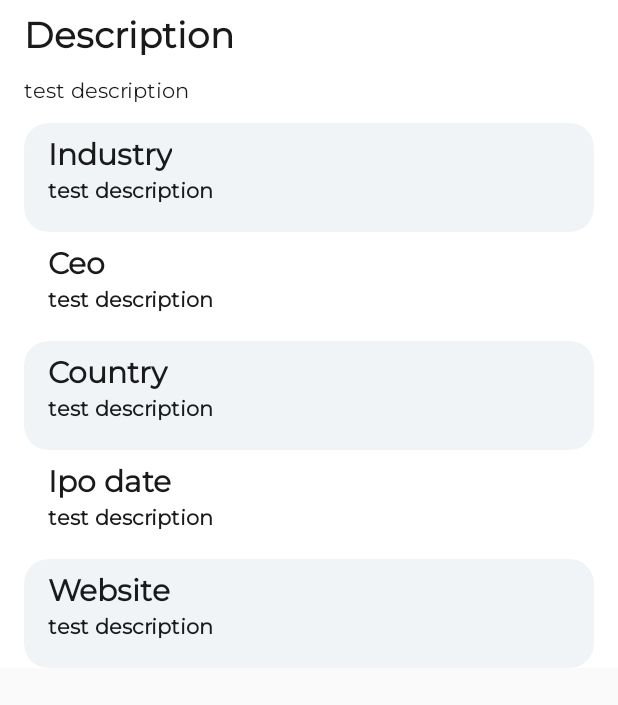
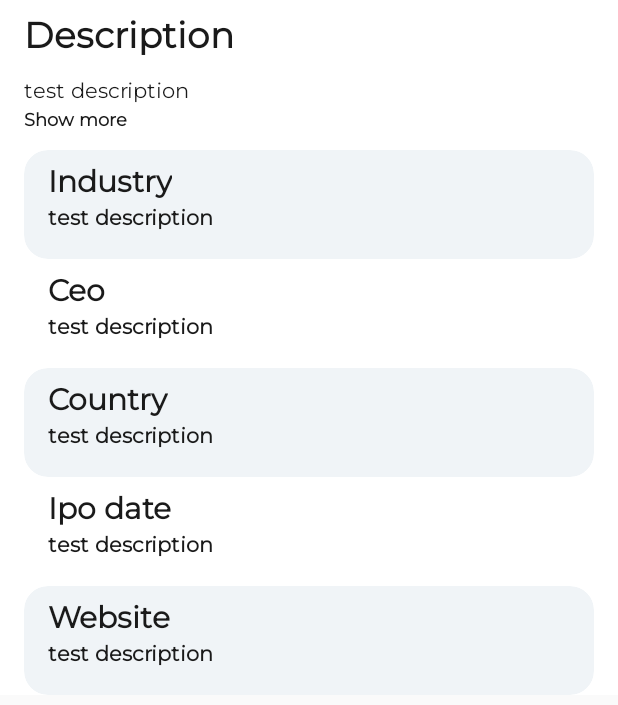
Before and after one commit to vetrov129/YandexTask, an Android app: the layout fragment_summary.xml on its own in the app's theme, with its tools: preview values and no code run, on a phone screen of 412 x 824 dp. Shown: the top 705 px of the screen. Run offline under Robolectric (Android 15) with nearby library versions, the phone set to English and light mode, and no system bars; network calls fail.

Commit message:
added show more in summary

```diff
--- a/app/src/main/res/layout/fragment_summary.xml
+++ b/app/src/main/res/layout/fragment_summary.xml
@@ -31,13 +31,27 @@
                 android:textFontWeight="500"
                 android:layout_marginTop="8dp"/>
 
+        <TextView
+                android:id="@+id/summaryShowMore"
+                android:layout_width="wrap_content"
+                android:layout_height="wrap_content"
+                android:fontFamily="@font/montserrat"
+                android:textColor="@color/colorBlack"
+                android:textSize="12sp"
+                android:textFontWeight="600"
+                android:lineHeight="16dp"
+                android:text="@string/show_more"
+                app:layout_constraintTop_toBottomOf="@id/tvDescription"
+                app:layout_constraintStart_toStartOf="parent"
+                android:paddingHorizontal="16dp"/>
+
         <androidx.cardview.widget.CardView
                 android:id="@+id/cardIndustry"
                 android:layout_width="match_parent"
                 android:layout_height="wrap_content"
                 app:layout_constraintStart_toStartOf="parent"
                 app:layout_constraintTop_toBottomOf="@id/tvDescription"
-                android:layout_marginTop="10dp"
+                android:layout_marginTop="28dp"
                 app:cardCornerRadius="16dp"
                 app:cardElevation="0dp"
                 android:layout_marginHorizontal="16dp"
```
Also changed, not shown: app/src/main/java/hi/dude/yandex/data/DataFormatter.kt (+8 -0 lines), app/src/main/java/hi/dude/yandex/fragments/SummaryFragment.kt (+13 -1 lines).
